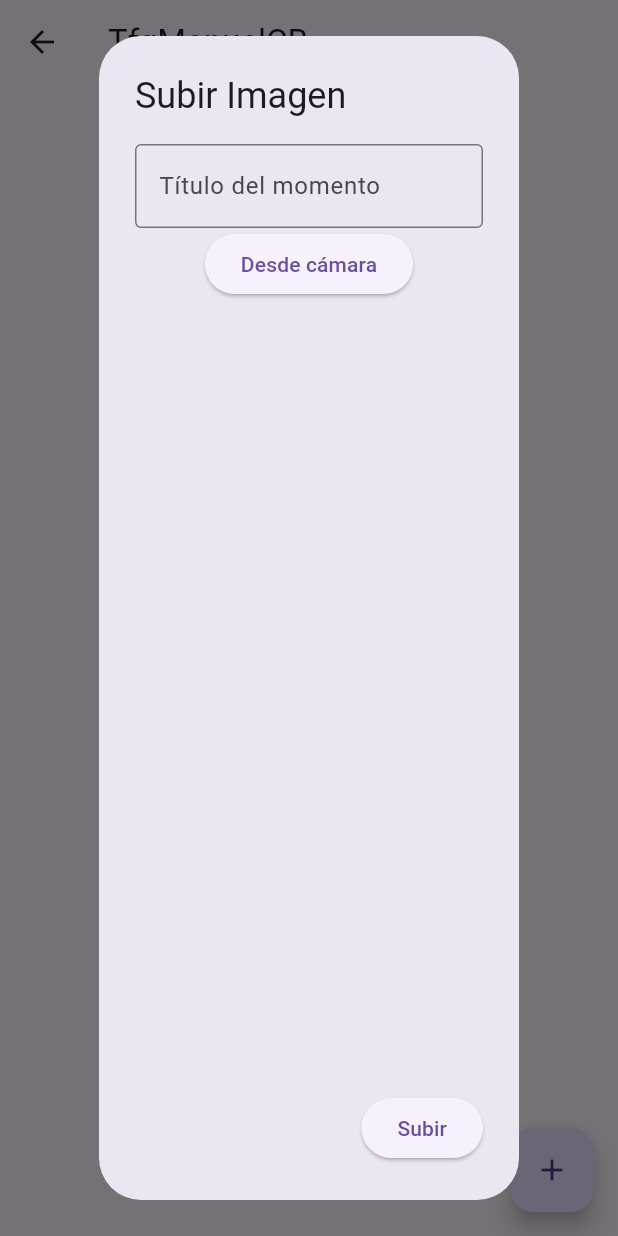
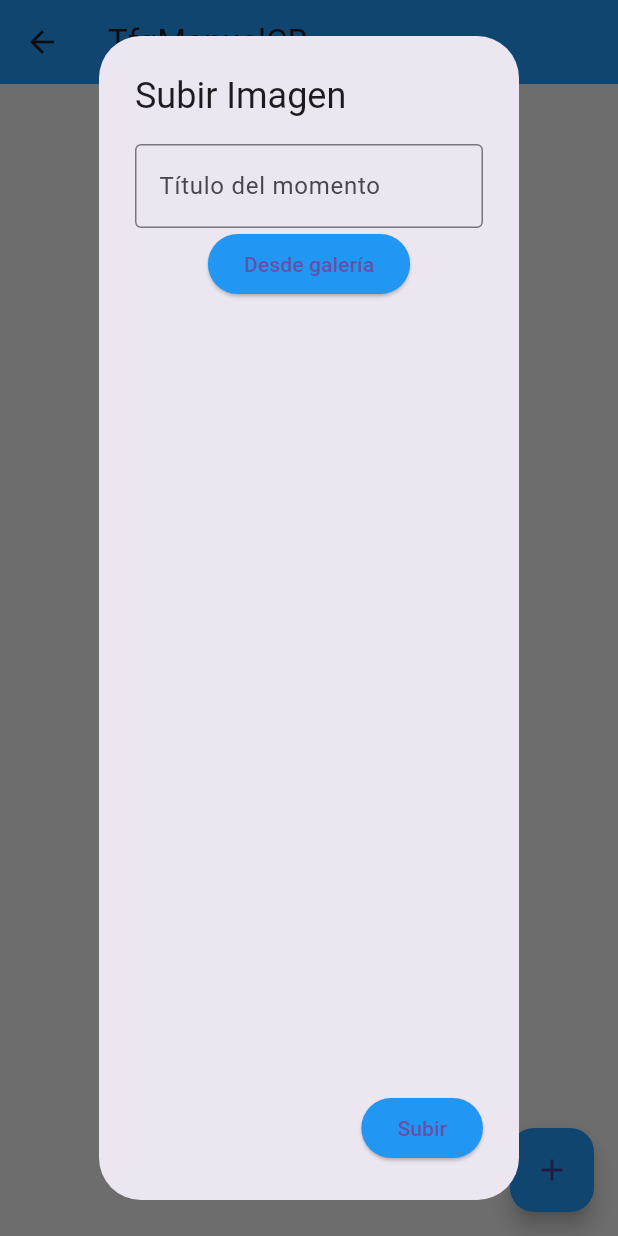
Before and after one commit to manuelcb19/tfgmanuelcb, a Flutter app: the Moment screen opened by its route, after a tap on the "add" icon, on a phone screen of 412 x 824 dp. Run offline on Flutter 3.47's test engine with Material 3 defaults, Android fonts, the phone set to English and light mode, and no system bars; our stand-ins replace cloud_firestore, firebase_auth, firebase_core, firebase_storage, image_picker, shared_preferences; missing offline and left inert: bgg_api, drag_and_drop_lists; accounts and stored records are empty.

```diff
--- a/lib/Home/Moment.dart
+++ b/lib/Home/Moment.dart
@@ -1,4 +1,5 @@
 import 'dart:io';
+
 import 'package:cloud_firestore/cloud_firestore.dart';
 import 'package:firebase_auth/firebase_auth.dart';
 import 'package:firebase_storage/firebase_storage.dart';
@@ -16,8 +17,6 @@ class Moment extends StatefulWidget {
 }
 
 class _MomentViewState extends State<Moment> {
-
-
   TextEditingController tecPost = TextEditingController();
   DataHolder conexion = DataHolder();
   FirebaseFirestore db = FirebaseFirestore.instance;
@@ -41,7 +40,7 @@ class _MomentViewState extends State<Moment> {
     }
   }
 
-  void onGalleyClicked() async {
+  void onGalleryClicked() async {
     XFile? image = await _picker.pickImage(source: ImageSource.gallery);
     if (image != null) {
       setState(() {
@@ -52,10 +51,8 @@ class _MomentViewState extends State<Moment> {
 
   Future<String> setearUrlImagen() async {
     final storageRef = FirebaseStorage.instance.ref();
-
     String rutaEnNube =
-        "memory/" + FirebaseAuth.instance.currentUser!.uid + "/memories/" +
-        DateTime.now().millisecondsSinceEpoch.toString() + ".jpg";
+        "memory/" + userId + "/memories/" + DateTime.now().millisecondsSinceEpoch.toString() + ".jpg";
 
     print("RUTA DONDE VA A GUARDARSE LA IMAGEN: $rutaEnNube");
 
@@ -84,10 +81,7 @@ class _MomentViewState extends State<Moment> {
     print("hasta aqui ha llegado");
     try {
       print("hasta aqui ha llegado");
-      await db.collection("memory")
-          .doc(userId)
-          .collection("memories")
-          .add({
+      await db.collection("memory").doc(userId).collection("memories").add({
         "contenido": contenido,
         "imagen": imageUrl.toString(),
       });
@@ -112,7 +106,7 @@ class _MomentViewState extends State<Moment> {
   Future<void> subirLaImagen() async {
     String contenido = tecPost.text;
     print("el titulo del post es : " + contenido.toString());
-    print("la iamgen es: "+ _imagePreview.toString());
+    print("la imagen es: " + _imagePreview.toString());
     if (_imagePreview != null && _imagePreview.existsSync()) {
       try {
         String imageUrl = await setearUrlImagen();
@@ -133,13 +127,12 @@ class _MomentViewState extends State<Moment> {
     }
   }
 
-
   Widget creadorDeSeparadorLista(BuildContext context, int index) {
     return Divider();
   }
 
   Widget creadorDeItemLista(BuildContext context, int index) {
-    print("FFFFFFFFFFFFFFFFFFFFF"+imagenes[index].imagen.toString());
+    print("FFFFFFFFFFFFFFFFFFFFF" + imagenes[index].imagen.toString());
     return CustomCellView(sTexto: imagenes[index].contenido, imagen: imagenes[index].imagen);
   }
 
@@ -166,8 +159,11 @@ class _MomentViewState extends State<Moment> {
                 sHint: "Título del momento",
               ),
               ElevatedButton(
-                onPressed: () => onCameraClicked(),
-                child: Text("Desde cámara"),
+                onPressed: () => onGalleryClicked(),
+                child: Text("Desde galería"),
+                style: ElevatedButton.styleFrom(
+                  primary: Colors.blue, // Puedes cambiar el color del botón
+                ),
               ),
             ],
           ),
@@ -182,11 +178,15 @@ class _MomentViewState extends State<Moment> {
                   String imageUrl = await setearUrlImagen();
                   print(imageUrl.toString());
                   await addMemory(titulo, imageUrl);
+                  setState(() {});
                 } else {
                   print("Seleccione una imagen y un título antes de subir el post.");
                 }
               },
               child: Text("Subir"),
+              style: ElevatedButton.styleFrom(
+                primary: Colors.blue, // Puedes cambiar el color del botón
+              ),
             ),
           ],
         );
@@ -197,14 +197,21 @@ class _MomentViewState extends State<Moment> {
   @override
   Widget build(BuildContext context) {
     return Scaffold(
-      appBar: AppBar(title: Text(DataHolder().sNombre)),
-        body: Center(
+      appBar: AppBar(
+        title: Text(DataHolder().sNombre),
+        backgroundColor: Colors.blue, // Puedes cambiar el color del app bar según tus preferencias
+      ),
+      body: Container(
+        color: Colors.grey[200], // Fondo gris claro para el cuerpo
+        child: Center(
           child: Lista(),
         ),
-        floatingActionButton: FloatingActionButton(
-          onPressed: _mostrarDialogo,
-          child: Icon(Icons.add),
-        ),
-      );
+      ),
+      floatingActionButton: FloatingActionButton(
+        onPressed: _mostrarDialogo,
+        child: Icon(Icons.add),
+        backgroundColor: Colors.blue, // Puedes cambiar el color del botón flotante
+      ),
+    );
   }
 }
```
Also changed, not shown: lib/Home/PartidasScreen.dart (+16 -6 lines).
